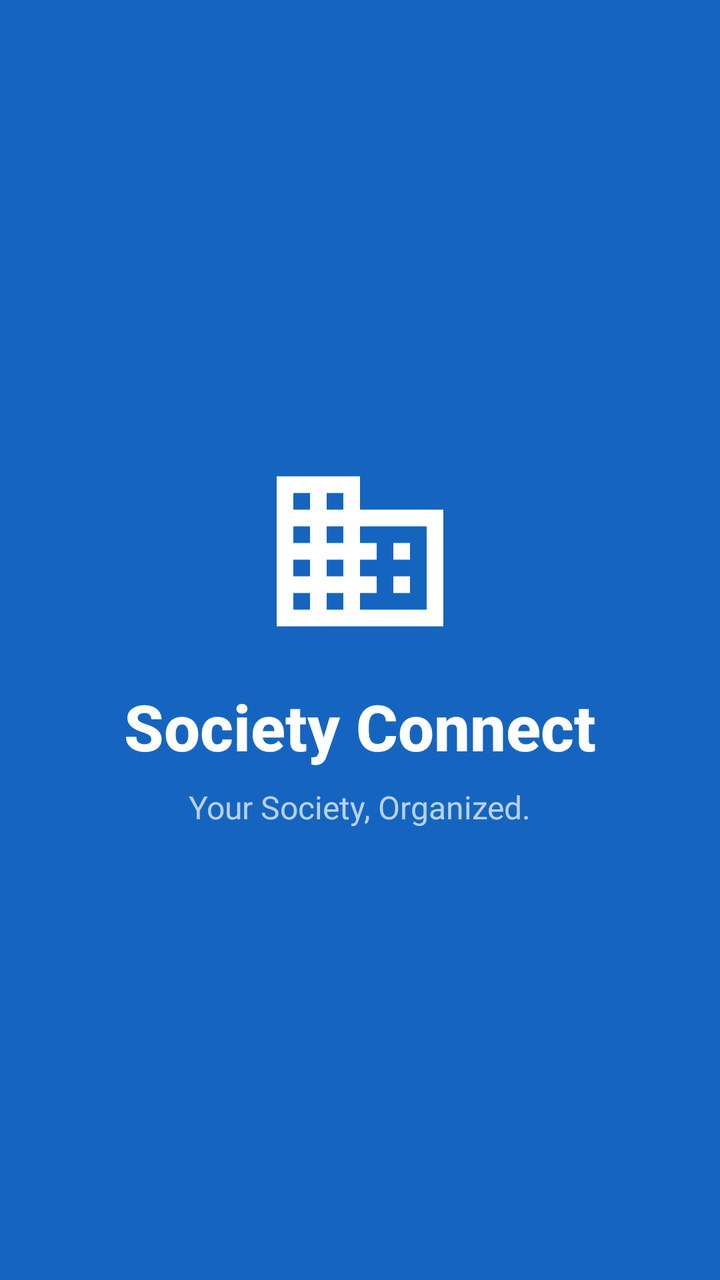
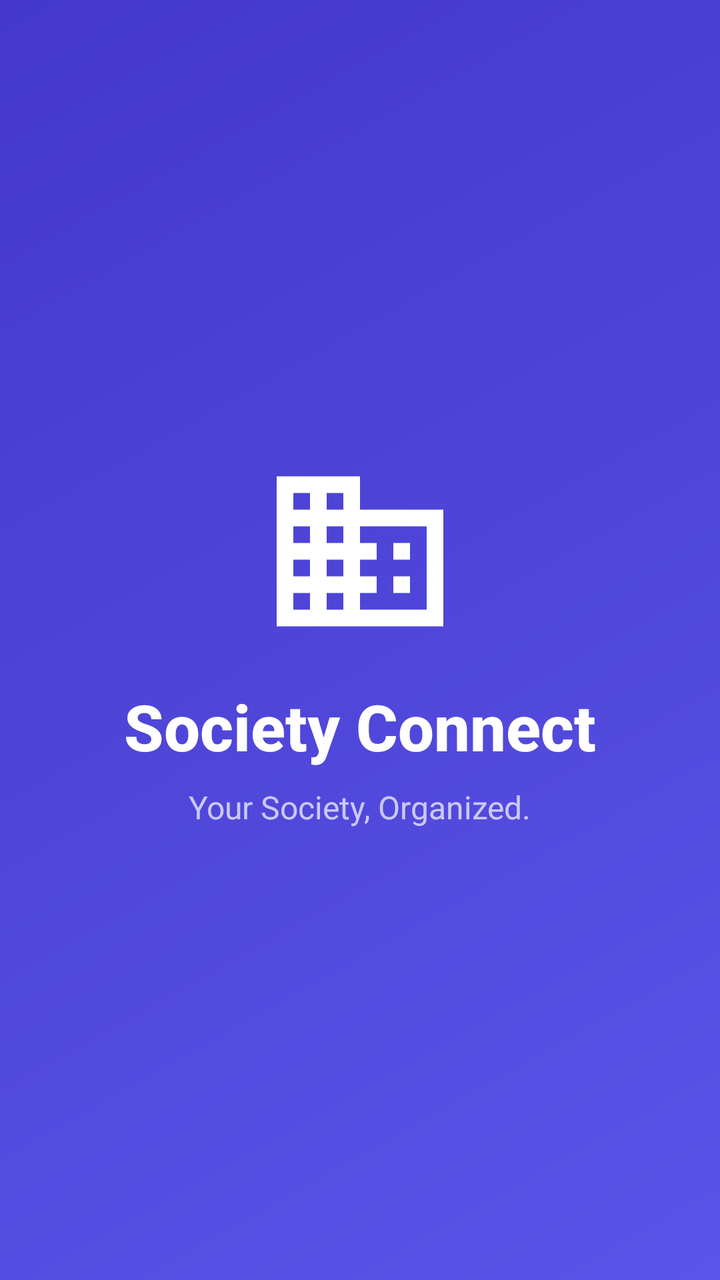

Compare the two renders of this Android layout. The source of the first and the diff that turns it into the second are given below.
<!-- AndroidManifest.xml: activity theme Theme.SocietyConnect.Splash -->
<!-- res/layout/activity_splash.xml -->
<?xml version="1.0" encoding="utf-8"?>
<androidx.constraintlayout.widget.ConstraintLayout
    xmlns:android="http://schemas.android.com/apk/res/android"
    xmlns:app="http://schemas.android.com/apk/res-auto"
    android:layout_width="match_parent"
    android:layout_height="match_parent"
    android:background="@color/primary">

    <ImageView
        android:id="@+id/ivLogo"
        android:layout_width="100dp"
        android:layout_height="100dp"
        android:src="@drawable/ic_building"
        android:tint="@color/white"
        app:layout_constraintBottom_toTopOf="@id/tvAppName"
        app:layout_constraintEnd_toEndOf="parent"
        app:layout_constraintStart_toStartOf="parent"
        app:layout_constraintTop_toTopOf="parent"
        app:layout_constraintVertical_chainStyle="packed" />

    <TextView
        android:id="@+id/tvAppName"
        android:layout_width="wrap_content"
        android:layout_height="wrap_content"
        android:layout_marginTop="16dp"
        android:fontFamily="sans-serif-medium"
        android:text="@string/app_name"
        android:textColor="@color/white"
        android:textSize="32sp"
        android:textStyle="bold"
        app:layout_constraintBottom_toTopOf="@id/tvTagline"
        app:layout_constraintEnd_toEndOf="parent"
        app:layout_constraintStart_toStartOf="parent"
        app:layout_constraintTop_toBottomOf="@id/ivLogo" />

    <TextView
        android:id="@+id/tvTagline"
        android:layout_width="wrap_content"
        android:layout_height="wrap_content"
        android:layout_marginTop="8dp"
        android:text="@string/app_tagline"
        android:textColor="#B3FFFFFF"
        android:textSize="16sp"
        app:layout_constraintBottom_toBottomOf="parent"
        app:layout_constraintEnd_toEndOf="parent"
        app:layout_constraintStart_toStartOf="parent"
        app:layout_constraintTop_toBottomOf="@id/tvAppName" />

    <ProgressBar
        android:layout_width="wrap_content"
        android:layout_height="wrap_content"
        android:indeterminateTint="@color/white"
        app:layout_constraintBottom_toBottomOf="parent"
        app:layout_constraintEnd_toEndOf="parent"
        app:layout_constraintStart_toStartOf="parent"
        android:layout_marginBottom="64dp" />

</androidx.constraintlayout.widget.ConstraintLayout>
<!-- resources referenced by this layout -->
<resources>
  <color name="primary">#1565C0</color>
  <color name="white">#FFFFFF</color>
  <!-- drawable ic_building (drawable) -->
  <?xml version="1.0" encoding="utf-8"?>
  <vector xmlns:android="http://schemas.android.com/apk/res/android"
      android:width="24dp" android:height="24dp" android:viewportWidth="24" android:viewportHeight="24">
      <path android:fillColor="#FFFFFF"
          android:pathData="M12,7V3H2v18h20V7H12zM6,19H4v-2h2V19zM6,15H4v-2h2V15zM6,11H4V9h2V11zM6,7H4V5h2V7zM10,19H8v-2h2V19zM10,15H8v-2h2V15zM10,11H8V9h2V11zM10,7H8V5h2V7zM20,19h-8v-2h2v-2h-2v-2h2v-2h-2V9h8V19zM18,11h-2v2h2V11zM18,15h-2v2h2V15z"/>
  </vector>
  <string name="app_name">Society Connect</string>
  <string name="app_tagline">Your Society, Organized.</string>
  <style name="Theme.SocietyConnect.Splash" parent="Theme.SocietyConnect">
          <item name="android:statusBarColor">@color/primary</item>
          <item name="android:windowBackground">@color/primary</item>
      </style>
  <style name="Theme.SocietyConnect" parent="Theme.Material3.Light.NoActionBar">
          <item name="colorPrimary">@color/primary</item>
          <item name="colorPrimaryVariant">@color/primary_dark</item>
          <item name="colorOnPrimary">@color/white</item>
          <item name="colorSecondary">@color/secondary</item>
          <item name="colorOnSecondary">@color/white</item>
          <item name="android:colorBackground">@color/background</item>
          <item name="colorSurface">@color/surface</item>
          <item name="android:statusBarColor">@color/primary_dark</item>
          <item name="android:navigationBarColor">@color/white</item>
      </style>
  <color name="primary_dark">#0D47A1</color>
  <color name="secondary">#FF6F00</color>
  <color name="background">#F5F7FA</color>
  <color name="surface">#FFFFFF</color>
</resources>

<!-- the commit's change to res/layout/activity_splash.xml (unified diff, before → after) -->
@@ -4,7 +4,7 @@
     xmlns:app="http://schemas.android.com/apk/res-auto"
     android:layout_width="match_parent"
     android:layout_height="match_parent"
-    android:background="@color/primary">
+    android:background="@drawable/bg_gradient_primary">
 
     <ImageView
         android:id="@+id/ivLogo"
<!-- resource entries referenced after the edit -->
@@ -1,7 +1,16 @@
 <!-- resources referenced by this layout -->
 <resources>
-  <color name="primary">#1565C0</color>
+  <color name="primary">#4F46E5</color>
   <color name="white">#FFFFFF</color>
+  <!-- drawable bg_gradient_primary (drawable) -->
+  <?xml version="1.0" encoding="utf-8"?>
+  <shape xmlns:android="http://schemas.android.com/apk/res/android">
+      <gradient
+          android:type="linear"
+          android:angle="135"
+          android:startColor="@color/primary_gradient_start"
+          android:endColor="@color/primary_gradient_end" />
+  </shape>
   <!-- drawable ic_building (drawable) -->
   <?xml version="1.0" encoding="utf-8"?>
   <vector xmlns:android="http://schemas.android.com/apk/res/android"
@@ -13,8 +22,10 @@
   <string name="app_tagline">Your Society, Organized.</string>
   <style name="Theme.SocietyConnect.Splash" parent="Theme.SocietyConnect">
           <item name="android:statusBarColor">@color/primary</item>
-          <item name="android:windowBackground">@color/primary</item>
+          <item name="android:windowBackground">@drawable/bg_gradient_primary</item>
       </style>
+  <color name="primary_gradient_start">#5B54E8</color>
+  <color name="primary_gradient_end">#4338CA</color>
   <style name="Theme.SocietyConnect" parent="Theme.Material3.Light.NoActionBar">
           <item name="colorPrimary">@color/primary</item>
           <item name="colorPrimaryVariant">@color/primary_dark</item>
@@ -26,9 +37,9 @@
           <item name="android:statusBarColor">@color/primary_dark</item>
           <item name="android:navigationBarColor">@color/white</item>
       </style>
-  <color name="primary_dark">#0D47A1</color>
-  <color name="secondary">#FF6F00</color>
-  <color name="background">#F5F7FA</color>
+  <color name="primary_dark">#3B2FAE</color>
+  <color name="secondary">#F97316</color>
+  <color name="background">#F3F4F8</color>
   <color name="surface">#FFFFFF</color>
 </resources>
 
